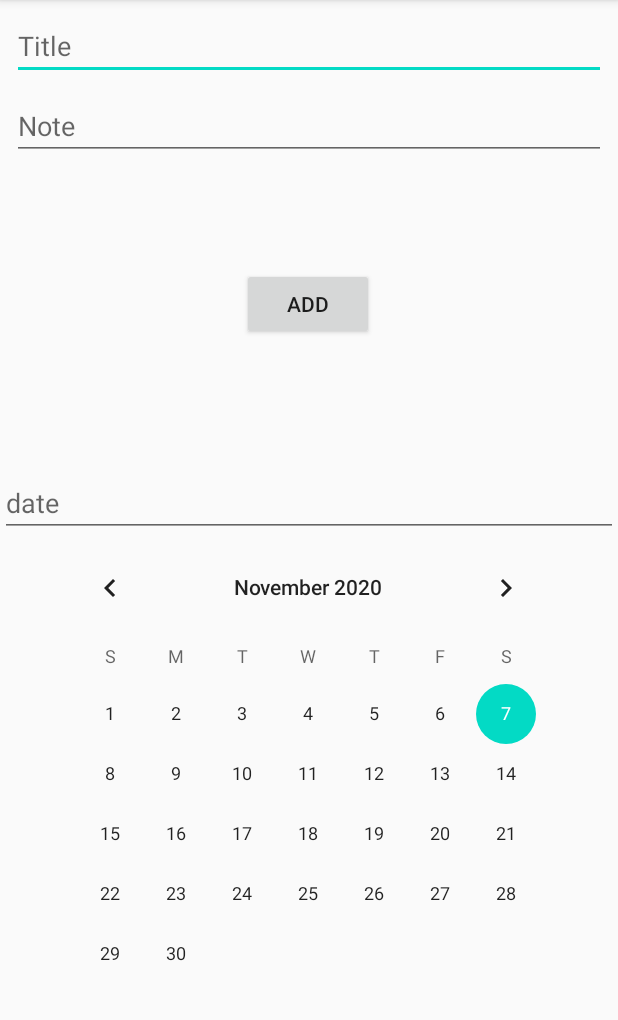
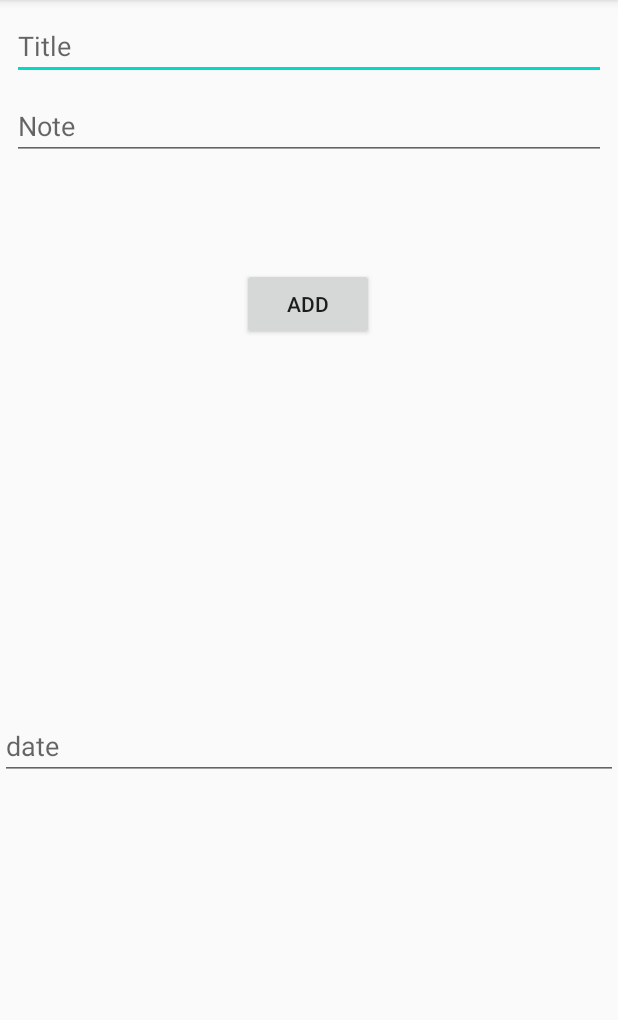
Before and after one commit to jerohero/DailyDrops, an Android app: the screen it shows after launch (AddActivity), after a tap on "BUTTON", on a phone screen of 412 x 824 dp, the part 84-1104 px from its top. Run offline under Robolectric (Android 15) with nearby library versions, the phone set to English and light mode, and no system bars; our stand-ins replace Firebase (no records; nobody signed in at launch, a user with empty details on screens opened directly).

```diff
--- a/app/src/main/java/com/jbol/dailydrops/AddActivity.java
+++ b/app/src/main/java/com/jbol/dailydrops/AddActivity.java
@@ -3,7 +3,6 @@ package com.jbol.dailydrops;
 import android.app.DatePickerDialog;
 import android.os.Bundle;
 import android.widget.Button;
-import android.widget.CalendarView;
 import android.widget.EditText;
 import android.widget.Toast;
 import androidx.appcompat.app.AppCompatActivity;
@@ -17,7 +16,6 @@ import java.util.Locale;
 public class AddActivity extends AppCompatActivity {
     Button btn_add;
     EditText et_note, et_title, et_date;
-    CalendarView cv_date;
 
     final Calendar dateCalendar = Calendar.getInstance();
 
@@ -34,7 +32,6 @@ public class AddActivity extends AppCompatActivity {
         btn_add = findViewById(R.id.btn_add);
         et_title = findViewById(R.id.et_title);
         et_note = findViewById(R.id.et_note);
-        cv_date = findViewById(R.id.cv_date);
 
         dataBaseHelper = DataBaseHelper.getHelper(AddActivity.this);
 
--- a/app/src/main/java/com/jbol/dailydrops/database/DataBaseHelper.java
+++ b/app/src/main/java/com/jbol/dailydrops/database/DataBaseHelper.java
@@ -77,7 +77,7 @@ public class DataBaseHelper extends SQLiteOpenHelper {
     public List<DropModel> getAllDrops() {
         List<DropModel> returnList = new ArrayList<>();
 
-        String queryString = "SELECT * FROM " + DataBaseInfo.DropTables.USER_DROPS_TABLE;
+        String queryString = "SELECT * FROM " + DataBaseInfo.DropTables.USER_DROPS_TABLE + " ORDER BY " + DataBaseInfo.DropColumn.COLUMN_DROP_DATE;
         SQLiteDatabase db = this.getReadableDatabase();
         Cursor cursor = db.rawQuery(queryString, null);
 
--- a/app/src/main/java/com/jbol/dailydrops/models/DropModel.java
+++ b/app/src/main/java/com/jbol/dailydrops/models/DropModel.java
@@ -1,7 +1,6 @@
 package com.jbol.dailydrops.models;
 
 import com.google.gson.Gson;
-
 import java.io.Serializable;
 
 public class DropModel implements Serializable {
--- a/app/src/main/java/com/jbol/dailydrops/views/DropAdapter.java
+++ b/app/src/main/java/com/jbol/dailydrops/views/DropAdapter.java
@@ -4,14 +4,10 @@ import android.content.Context;
 import android.view.LayoutInflater;
 import android.view.View;
 import android.view.ViewGroup;
-
 import androidx.annotation.NonNull;
 import androidx.recyclerview.widget.RecyclerView;
-
-
 import com.jbol.dailydrops.R;
 import com.jbol.dailydrops.models.DropModel;
-
 import java.util.ArrayList;
 
 public class DropAdapter extends RecyclerView.Adapter<DropHolder> {
--- a/app/src/main/java/com/jbol/dailydrops/views/DropClickListener.java
+++ b/app/src/main/java/com/jbol/dailydrops/views/DropClickListener.java
@@ -4,12 +4,9 @@ import android.content.Context;
 import android.util.Log;
 import android.view.View;
 import android.widget.Toast;
-
 import androidx.recyclerview.widget.RecyclerView;
-
 import com.jbol.dailydrops.MainActivity;
 import com.jbol.dailydrops.models.DropModel;
-
 import java.util.ArrayList;
 
 public class DropClickListener implements View.OnClickListener {
--- a/app/src/main/java/com/jbol/dailydrops/views/DropHolder.java
+++ b/app/src/main/java/com/jbol/dailydrops/views/DropHolder.java
@@ -2,7 +2,6 @@ package com.jbol.dailydrops.views;
 
 import android.view.View;
 import android.widget.TextView;
-
 import androidx.recyclerview.widget.RecyclerView;
 
 import com.jbol.dailydrops.R;
--- a/app/src/main/res/layout/activity_add.xml
+++ b/app/src/main/res/layout/activity_add.xml
@@ -44,20 +44,10 @@
         android:editable="false"
         android:focusable="true"
         android:hint="date"
-        app:layout_constraintBottom_toTopOf="@+id/cv_date"
-        app:layout_constraintEnd_toEndOf="parent"
-        app:layout_constraintStart_toStartOf="parent" />
-
-    <CalendarView
-        android:id="@+id/cv_date"
-        android:layout_width="wrap_content"
-        android:layout_height="wrap_content"
         app:layout_constraintBottom_toBottomOf="parent"
         app:layout_constraintEnd_toEndOf="parent"
-        app:layout_constraintHorizontal_bias="0.491"
         app:layout_constraintStart_toStartOf="parent"
-        app:layout_constraintTop_toBottomOf="@+id/btn_add"
-        app:layout_constraintVertical_bias="0.646" />
+        app:layout_constraintTop_toBottomOf="@+id/btn_add" />
 
     <Button
         android:id="@+id/btn_add"
```
Also changed, not shown: app/src/main/java/com/jbol/dailydrops/DetailsActivity.java (+0 -9 lines), app/src/main/java/com/jbol/dailydrops/MainActivity.java (+0 -9 lines).
